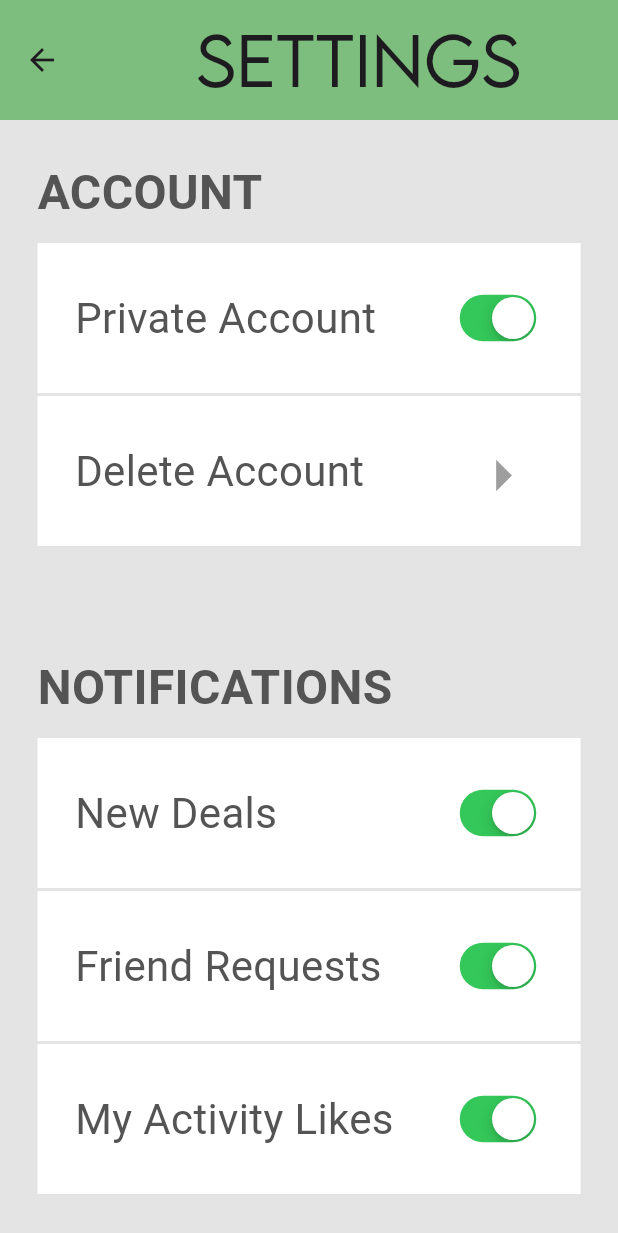
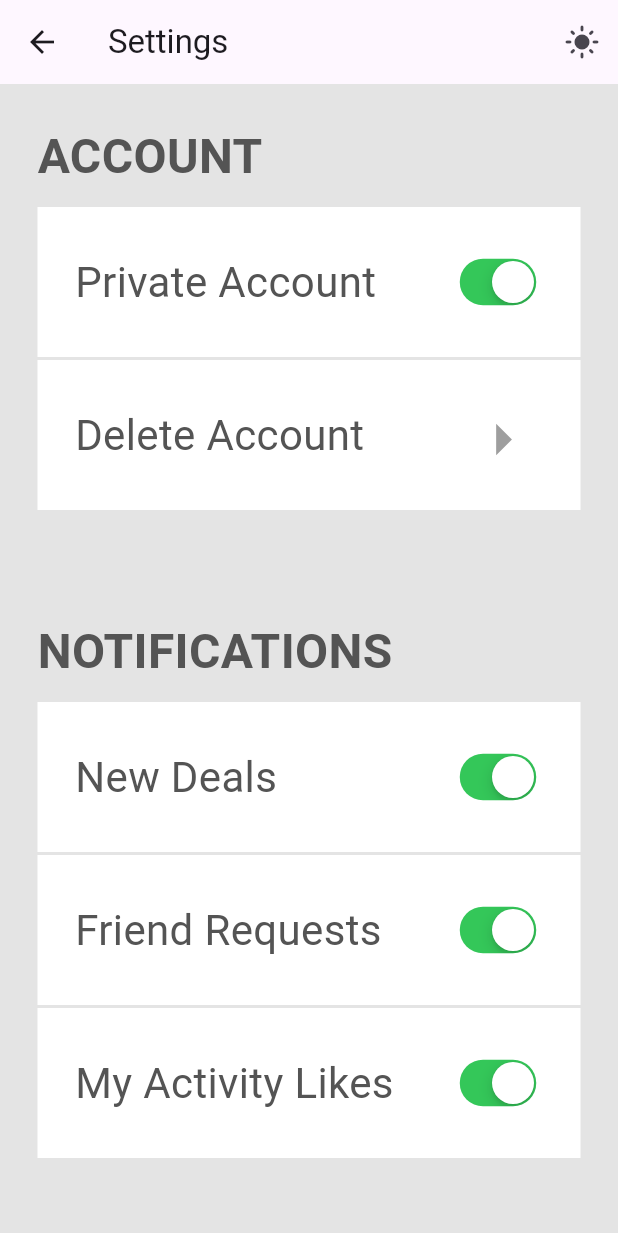
Before and after one commit to BielRubio/Ghibli-App, a Flutter app: the screen it shows after launch, after a tap on the "menu" icon, after a tap on "Settings", on a phone screen of 412 x 824 dp. Shown: the top 1233 px of the screen. Run offline on Flutter 3.47's test engine with Material 3 defaults, Android fonts, the phone set to English and light mode, and no system bars; our stand-ins replace flutter_rating_bar; network calls fail.

Commit message:
Dark/light mode button started

```diff
--- a/ghibli_app/lib/main.dart
+++ b/ghibli_app/lib/main.dart
@@ -1,5 +1,7 @@
 import 'package:flutter/material.dart';
 import 'package:ghibli_app/screens/home_screen.dart';
+import 'package:provider/provider.dart';
+import 'package:ghibli_app/model/themeprovider.dart';
 
 void main() {
   runApp(const MyApp());
@@ -11,17 +13,17 @@ class MyApp extends StatelessWidget {
   // This widget is the root of your application.
   @override
   Widget build(BuildContext context) {
-    return MaterialApp(
-      title: 'Ghibli Api',
-      debugShowCheckedModeBanner: false,
-      theme: ThemeData(
-        primarySwatch: Colors.blue,
-        primaryColor: Colors.white,
-        textTheme: const TextTheme(
-          bodyMedium: TextStyle(color: Colors.white),
-        ),
-      ),
-      home: const HomeScreen(),
+    return ChangeNotifierProvider(
+      create: (_) => ThemeProvider(),
+      builder: (context, _) {
+        final themeProvider = Provider.of<ThemeProvider>(context);
+        return MaterialApp(
+          themeMode: themeProvider.themeMode,
+          theme: ThemeData.light(), // Define light theme here
+          darkTheme: ThemeData.dark(), // Define dark theme here
+          home: const HomeScreen(),
+        );
+      },
     );
   }
 }
--- /dev/null
+++ b/ghibli_app/lib/model/themeprovider.dart
@@ -0,0 +1,13 @@
+import 'package:flutter/material.dart';
+
+class ThemeProvider extends ChangeNotifier {
+  // Default to light mode
+  ThemeMode _themeMode = ThemeMode.light;
+
+  ThemeMode get themeMode => _themeMode;
+
+  void toggleTheme(bool isOn) {
+    _themeMode = isOn ? ThemeMode.dark : ThemeMode.light;
+    notifyListeners();
+  }
+}
--- a/ghibli_app/lib/screens/settings_screen.dart
+++ b/ghibli_app/lib/screens/settings_screen.dart
@@ -1,4 +1,6 @@
 import 'package:flutter/material.dart';
+import 'package:provider/provider.dart';
+import 'package:ghibli_app/model/themeprovider.dart';
 import 'package:ghibli_app/widgets/settings_parameter_widget.dart';
 
 class SettingsScreen extends StatefulWidget {
@@ -11,22 +13,25 @@ class SettingsScreen extends StatefulWidget {
 class _SettingsScreenState extends State<SettingsScreen> {
   @override
   Widget build(BuildContext context) {
+    final themeProvider = Provider.of<ThemeProvider>(context, listen: false);
     return Scaffold(
       appBar: AppBar(
-        backgroundColor: const Color.fromARGB(255, 125, 189, 125),
-        toolbarHeight: 80,
-        title: const Row(
-          mainAxisAlignment: MainAxisAlignment.center,
-          children: [
-            SizedBox(width: 10),
-            Text(
-              'SETTINGS',
-              // ignore: deprecated_member_use
-              textScaleFactor: 2,
-              style: TextStyle(fontFamily: 'Ghibli'),
+        title: Text('Settings'),
+        actions: <Widget>[
+          // Dark Mode Toggle Icon
+          IconButton(
+            icon: Icon(
+              themeProvider.themeMode == ThemeMode.dark
+                  ? Icons.dark_mode
+                  : Icons.light_mode,
             ),
-          ],
-        ),
+            onPressed: () {
+              // Toggle the theme mode
+              themeProvider
+                  .toggleTheme(themeProvider.themeMode != ThemeMode.dark);
+            },
+          ),
+        ],
       ),
       body: SingleChildScrollView(
         child: Center(
```
